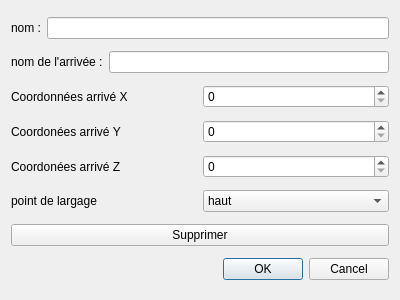
Above: mapEditor/additionalWindows/editgate.ui from piochelepiotr/theGame before the change. Below: the same form after it.
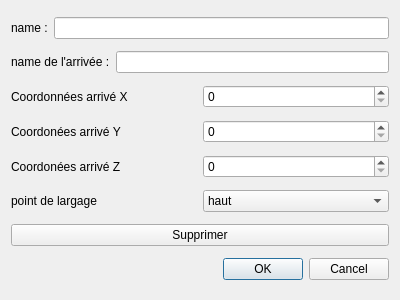
That is the form after the change.

```diff
--- a/mapEditor/additionalWindows/editgate.ui
+++ b/mapEditor/additionalWindows/editgate.ui
@@ -19,7 +19,7 @@
      <item>
       <widget class="QLabel" name="text_nom">
        <property name="text">
-        <string>nom :</string>
+        <string>name :</string>
        </property>
       </widget>
      </item>
@@ -33,7 +33,7 @@
      <item>
       <widget class="QLabel" name="text_arr">
        <property name="text">
-        <string>nom de l'arrivée :</string>
+        <string>name de l'arrivée :</string>
        </property>
       </widget>
      </item>
```
Left out of the diff: 6 changed lines with no effect on the pictures.
